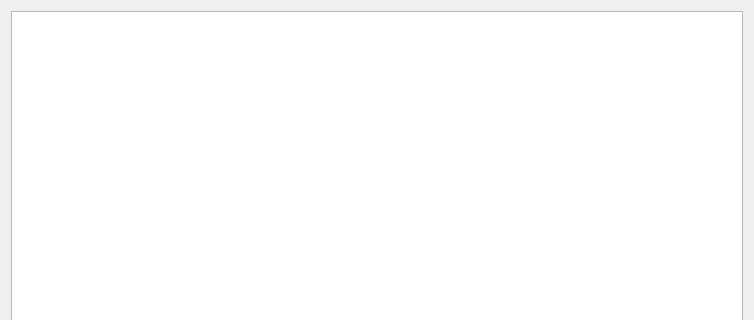
This is tinyos-2.x/trunk/support/cpp/TestShimmer/src/SDownloadWidget.ui in baharev/szte-wsn-code as Qt 5 draws it before an edit; both pictures show x 0 to 754 and y 0 to 320 of the 754 by 617 pixel window. The edited form follows.
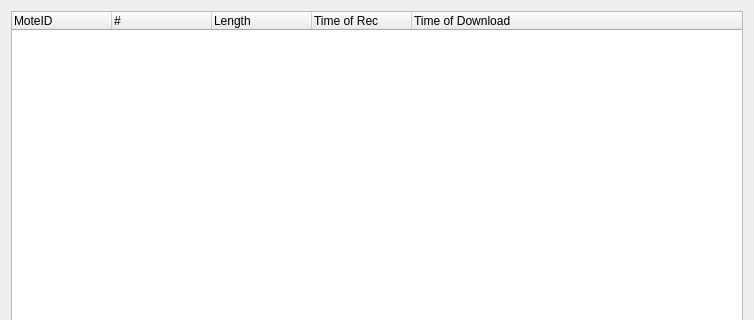
This is the edited form.

What changed in the file:
```diff
--- a/tinyos-2.x/trunk/support/cpp/TestShimmer/src/SDownloadWidget.ui
+++ b/tinyos-2.x/trunk/support/cpp/TestShimmer/src/SDownloadWidget.ui
@@ -15,22 +15,32 @@
   </property>
   <layout class="QVBoxLayout" name="verticalLayout_2">
    <item>
-    <widget class="QTableView" name="sdDataView">
-     <property name="showGrid">
-      <bool>false</bool>
-     </property>
-     <attribute name="verticalHeaderVisible">
-      <bool>false</bool>
-     </attribute>
-     <attribute name="verticalHeaderHighlightSections">
-      <bool>false</bool>
-     </attribute>
-     <attribute name="verticalHeaderVisible">
-      <bool>false</bool>
-     </attribute>
-     <attribute name="verticalHeaderHighlightSections">
-      <bool>false</bool>
-     </attribute>
+    <widget class="QTreeWidget" name="sdDataView">
+     <column>
+      <property name="text">
+       <string notr="true">MoteID</string>
+      </property>
+     </column>
+     <column>
+      <property name="text">
+       <string>#</string>
+      </property>
+     </column>
+     <column>
+      <property name="text">
+       <string>Length</string>
+      </property>
+     </column>
+     <column>
+      <property name="text">
+       <string>Time of Rec</string>
+      </property>
+     </column>
+     <column>
+      <property name="text">
+       <string>Time of Download</string>
+      </property>
+     </column>
     </widget>
    </item>
    <item>
```
